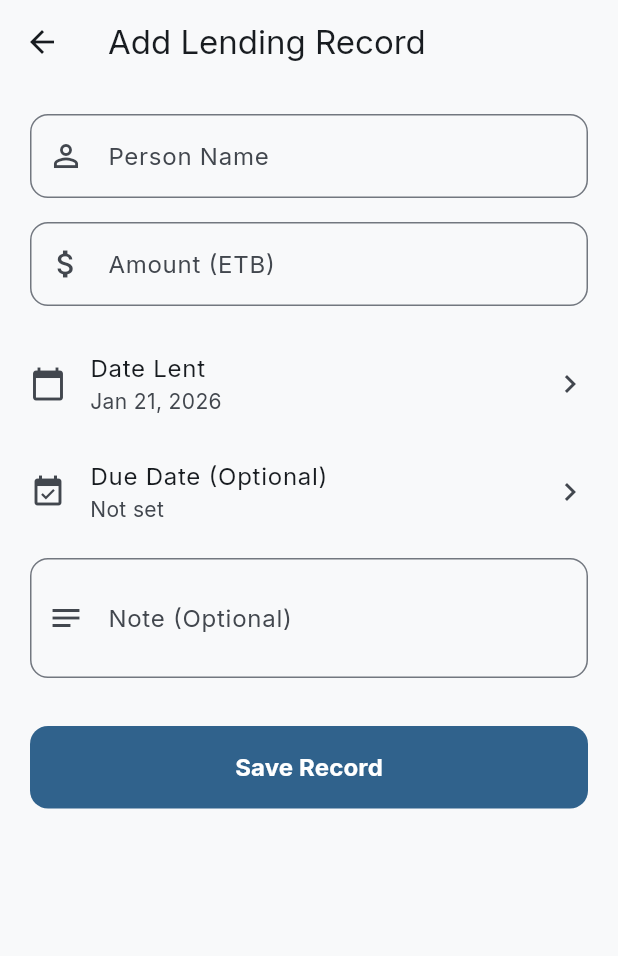
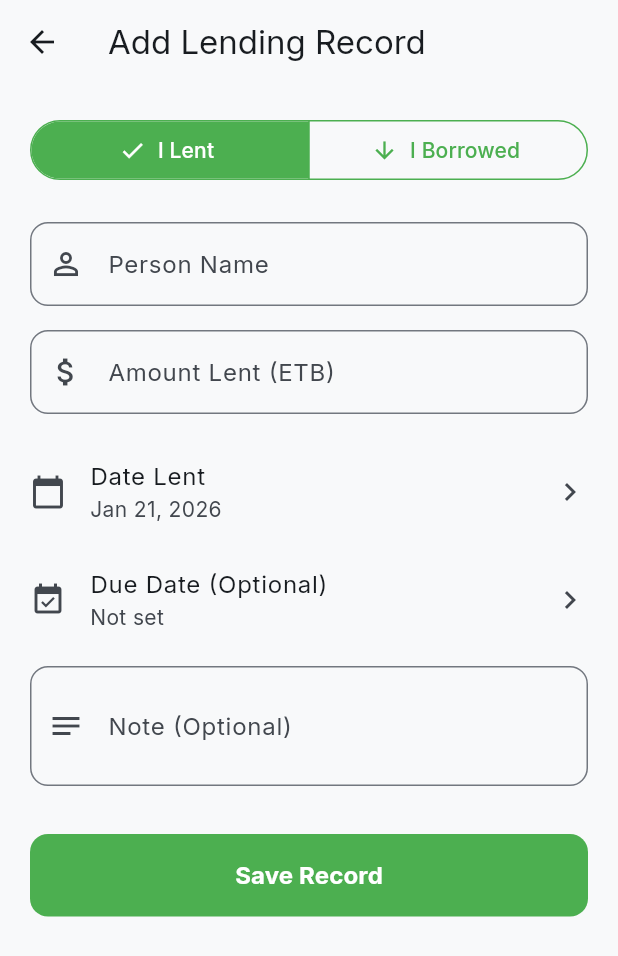
Before and after one commit to nathnael19/expense-tracker, a Flutter app: the AddDebtScreen screen opened directly, on a phone screen of 412 x 824 dp. Shown: the top 956 px of the screen. Run offline on Flutter 3.47's test engine with Material 3 defaults, Android fonts, the phone set to English and light mode, and no system bars; our stand-ins replace file_picker, fl_chart, flutter_bloc, gap, google_fonts, hive and 3 more; accounts and stored records are empty.

Commit message:
added the functionlity to add borrowed money

```diff
--- a/lib/presentation/screens/add_debt_screen.dart
+++ b/lib/presentation/screens/add_debt_screen.dart
@@ -20,6 +20,7 @@ class _AddDebtScreenState extends State<AddDebtScreen> {
   final _noteController = TextEditingController();
   DateTime _selectedDate = DateTime.now();
   DateTime? _dueDate;
+  DebtType _selectedType = DebtType.lent;
 
   @override
   void dispose() {
@@ -67,7 +68,7 @@ class _AddDebtScreenState extends State<AddDebtScreen> {
         date: _selectedDate,
         dueDate: _dueDate,
         note: _noteController.text.trim(),
-        type: DebtType.lent, // Defaulting to 'lent' as requested
+        type: _selectedType,
       );
 
       context.read<DebtCubit>().addDebt(newDebt);
@@ -77,8 +78,13 @@ class _AddDebtScreenState extends State<AddDebtScreen> {
 
   @override
   Widget build(BuildContext context) {
+    final isLent = _selectedType == DebtType.lent;
+    final primaryColor = isLent ? Colors.green : Colors.redAccent;
+
     return Scaffold(
-      appBar: AppBar(title: const Text('Add Lending Record')),
+      appBar: AppBar(
+        title: Text(isLent ? 'Add Lending Record' : 'Add Borrowing Record'),
+      ),
       body: SingleChildScrollView(
         padding: const EdgeInsets.all(20.0),
         child: Form(
@@ -86,10 +92,50 @@ class _AddDebtScreenState extends State<AddDebtScreen> {
           child: Column(
             crossAxisAlignment: CrossAxisAlignment.stretch,
             children: [
+              // Type Toggle
+              SegmentedButton<DebtType>(
+                segments: const [
+                  ButtonSegment(
+                    value: DebtType.lent,
+                    label: Text('I Lent'),
+                    icon: Icon(Icons.arrow_upward),
+                  ),
+                  ButtonSegment(
+                    value: DebtType.borrowed,
+                    label: Text('I Borrowed'),
+                    icon: Icon(Icons.arrow_downward),
+                  ),
+                ],
+                selected: {_selectedType},
+                onSelectionChanged: (newSelection) {
+                  setState(() {
+                    _selectedType = newSelection.first;
+                  });
+                },
+                style: ButtonStyle(
+                  side: MaterialStateProperty.all(
+                    BorderSide(color: primaryColor),
+                  ),
+                  foregroundColor: MaterialStateProperty.resolveWith((states) {
+                    if (states.contains(MaterialState.selected)) {
+                      return Colors.white;
+                    }
+                    return primaryColor;
+                  }),
+                  backgroundColor: MaterialStateProperty.resolveWith((states) {
+                    if (states.contains(MaterialState.selected)) {
+                      return primaryColor;
+                    }
+                    return null;
+                  }),
+                ),
+              ),
+              const Gap(24),
+
               TextFormField(
                 controller: _nameController,
                 decoration: InputDecoration(
-                  labelText: 'Person Name',
+                  labelText: isLent ? 'Person Name' : 'Lender Name',
                   prefixIcon: const Icon(Icons.person_outline),
                   border: OutlineInputBorder(
                     borderRadius: BorderRadius.circular(12),
@@ -107,7 +153,9 @@ class _AddDebtScreenState extends State<AddDebtScreen> {
                 controller: _amountController,
                 keyboardType: TextInputType.numberWithOptions(decimal: true),
                 decoration: InputDecoration(
-                  labelText: 'Amount (ETB)',
+                  labelText: isLent
+                      ? 'Amount Lent (ETB)'
+                      : 'Amount Borrowed (ETB)',
                   prefixIcon: const Icon(Icons.attach_money),
                   border: OutlineInputBorder(
                     borderRadius: BorderRadius.circular(12),
@@ -127,7 +175,7 @@ class _AddDebtScreenState extends State<AddDebtScreen> {
               ListTile(
                 contentPadding: EdgeInsets.zero,
                 leading: const Icon(Icons.calendar_today),
-                title: const Text('Date Lent'),
+                title: Text(isLent ? 'Date Lent' : 'Date Borrowed'),
                 subtitle: Text(DateFormat.yMMMd().format(_selectedDate)),
                 onTap: _pickDate,
                 trailing: const Icon(Icons.chevron_right),
@@ -169,6 +217,7 @@ class _AddDebtScreenState extends State<AddDebtScreen> {
               FilledButton(
                 onPressed: _saveDebt,
                 style: FilledButton.styleFrom(
+                  backgroundColor: primaryColor,
                   padding: const EdgeInsets.symmetric(vertical: 16),
                   shape: RoundedRectangleBorder(
                     borderRadius: BorderRadius.circular(12),
```
Also changed, not shown: lib/presentation/screens/debt_screen.dart (+22 -20 lines).
